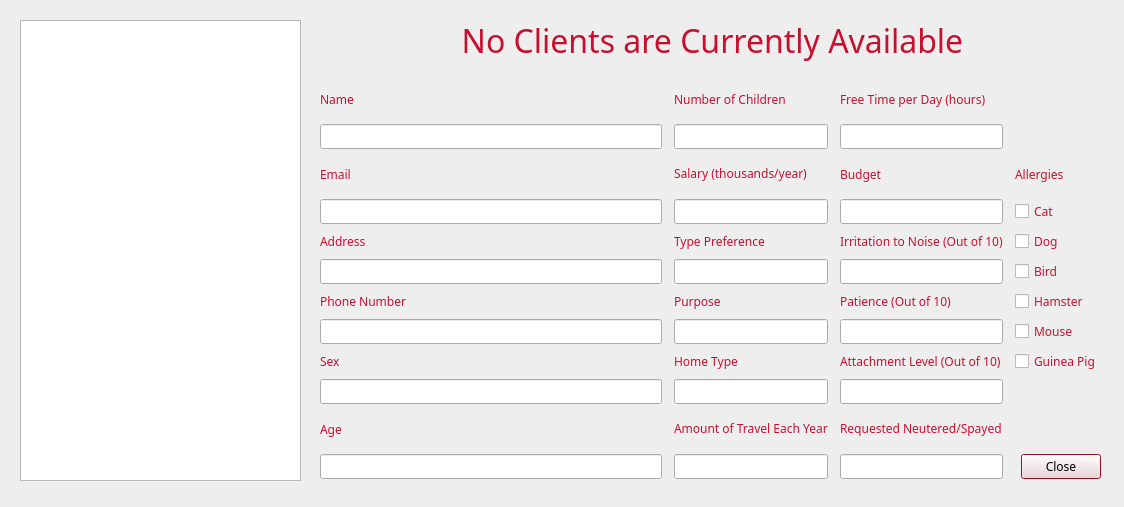
Old version of the form cuACS/viewclients.ui in the repository cameronhawtin/Animal-Farm-cuACS.
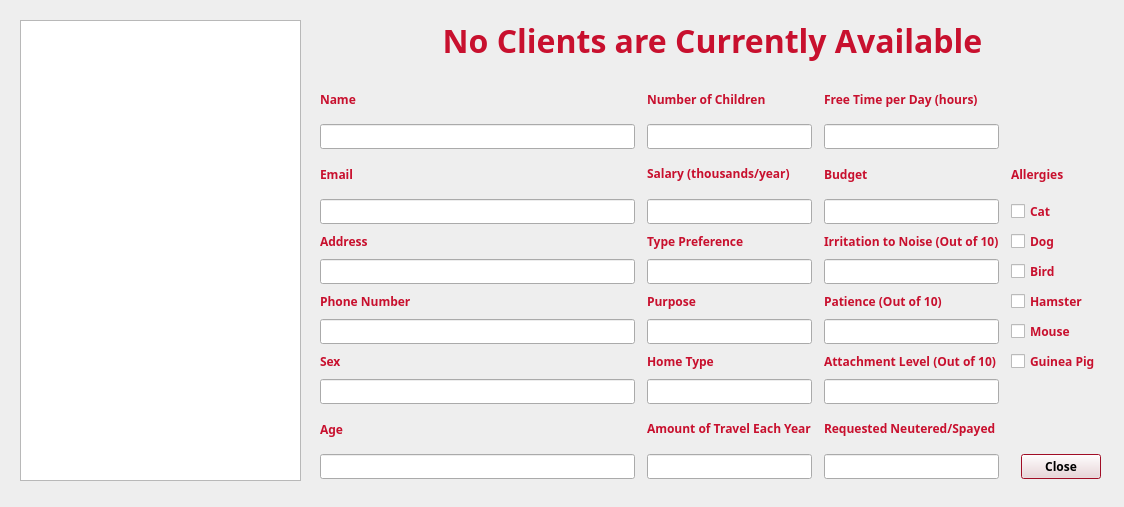
New version of the form.

```diff
--- a/cuACS/viewclients.ui
+++ b/cuACS/viewclients.ui
@@ -158,6 +158,8 @@
   <property name="font">
    <font>
     <family>Egyptienne F</family>
+    <weight>75</weight>
+    <bold>true</bold>
    </font>
   </property>
   <property name="windowTitle">
```
